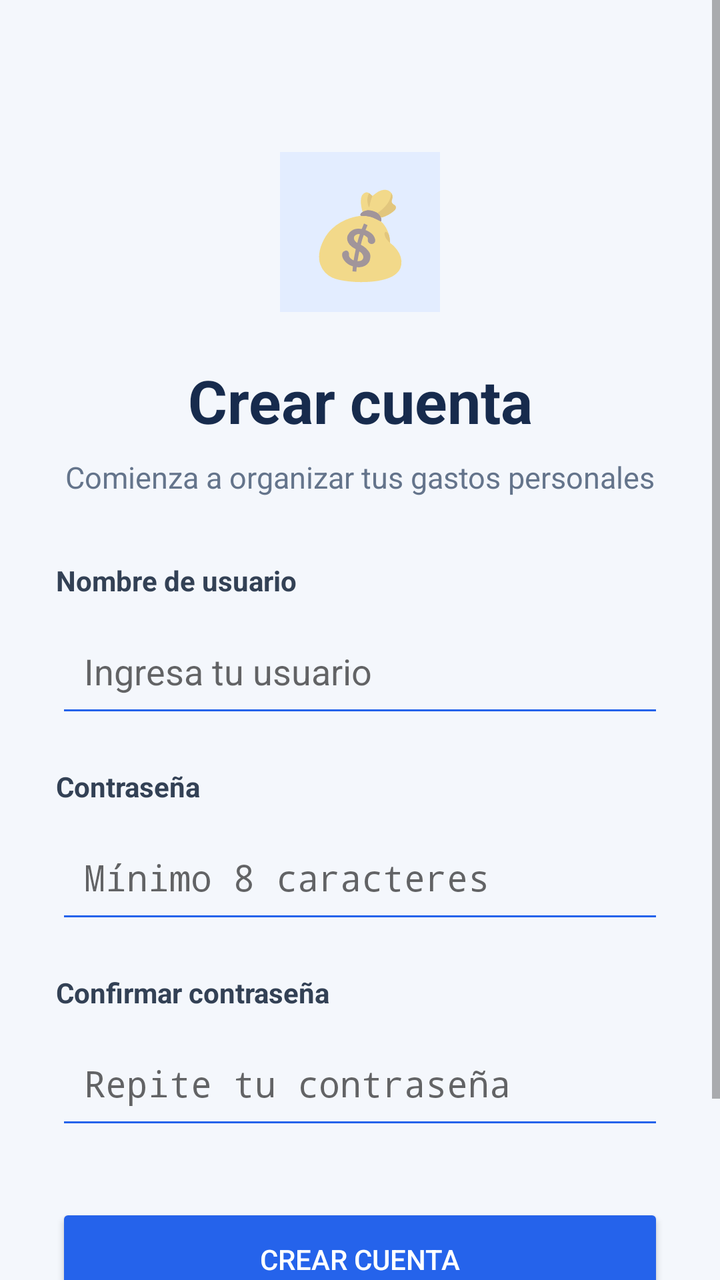
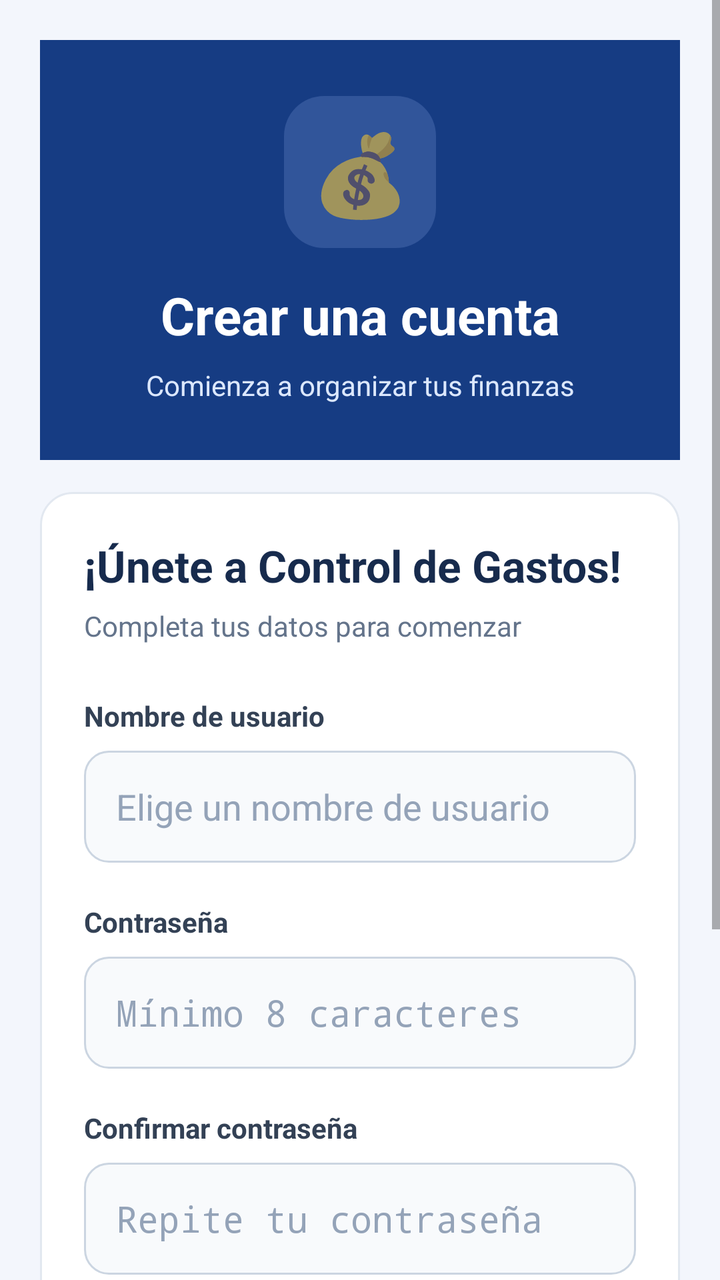

Compare the two renders of this Android layout. The source of the first and the diff that turns it into the second are given below.
<!-- AndroidManifest.xml: application theme Theme.ControlGastos -->
<!-- res/layout/activity_registro.xml -->
<?xml version="1.0" encoding="utf-8"?>
<ScrollView xmlns:android="http://schemas.android.com/apk/res/android"
    android:layout_width="match_parent"
    android:layout_height="match_parent"
    android:background="#F4F7FC"
    android:fillViewport="true">

    <LinearLayout
        android:layout_width="match_parent"
        android:layout_height="wrap_content"
        android:orientation="vertical"
        android:padding="28dp"
        android:gravity="center_horizontal">

        
        <TextView
            android:layout_width="80dp"
            android:layout_height="80dp"
            android:gravity="center"
            android:text="💰"
            android:textSize="42sp"
            android:background="#E3EDFF"
            android:layout_marginTop="48dp" />

        
        <TextView
            android:layout_width="match_parent"
            android:layout_height="wrap_content"
            android:text="Crear cuenta"
            android:textSize="30sp"
            android:textStyle="bold"
            android:textColor="#172B4D"
            android:gravity="center"
            android:layout_marginTop="24dp" />

        <TextView
            android:layout_width="match_parent"
            android:layout_height="wrap_content"
            android:text="Comienza a organizar tus gastos personales"
            android:textSize="15sp"
            android:textColor="#64748B"
            android:gravity="center"
            android:layout_marginTop="8dp"
            android:layout_marginBottom="32dp" />

        
        <TextView
            android:layout_width="match_parent"
            android:layout_height="wrap_content"
            android:text="Nombre de usuario"
            android:textColor="#334155"
            android:textStyle="bold"
            android:layout_marginBottom="8dp" />

        <EditText
            android:id="@+id/etRegistroUsuario"
            android:layout_width="match_parent"
            android:layout_height="56dp"
            android:hint="Ingresa tu usuario"
            android:inputType="text"
            android:singleLine="true"
            android:padding="14dp"
            android:backgroundTint="#2563EB" />

        
        <TextView
            android:layout_width="match_parent"
            android:layout_height="wrap_content"
            android:text="Contraseña"
            android:textColor="#334155"
            android:textStyle="bold"
            android:layout_marginTop="20dp"
            android:layout_marginBottom="8dp" />

        <EditText
            android:id="@+id/etRegistroPassword"
            android:layout_width="match_parent"
            android:layout_height="56dp"
            android:hint="Mínimo 8 caracteres"
            android:inputType="textPassword"
            android:singleLine="true"
            android:padding="14dp"
            android:backgroundTint="#2563EB" />

        
        <TextView
            android:layout_width="match_parent"
            android:layout_height="wrap_content"
            android:text="Confirmar contraseña"
            android:textColor="#334155"
            android:textStyle="bold"
            android:layout_marginTop="20dp"
            android:layout_marginBottom="8dp" />

        <EditText
            android:id="@+id/etRegistroConfirmarPassword"
            android:layout_width="match_parent"
            android:layout_height="56dp"
            android:hint="Repite tu contraseña"
            android:inputType="textPassword"
            android:singleLine="true"
            android:padding="14dp"
            android:backgroundTint="#2563EB" />

        
        <Button
            android:id="@+id/btnCrearCuenta"
            android:layout_width="match_parent"
            android:layout_height="56dp"
            android:text="CREAR CUENTA"
            android:textColor="#FFFFFF"
            android:backgroundTint="#2563EB"
            android:layout_marginTop="32dp" />

        
        <Button
            android:id="@+id/btnIrLogin"
            android:layout_width="match_parent"
            android:layout_height="wrap_content"
            android:text="¿Ya tienes cuenta? Inicia sesión"
            android:textColor="#2563EB"
            android:backgroundTint="#F4F7FC"
            android:layout_marginTop="12dp" />

    </LinearLayout>
</ScrollView>
<!-- resources referenced by this layout -->
<resources>
  <style name="Theme.ControlGastos" parent="Theme.AppCompat.DayNight.NoActionBar" />
</resources>

<!-- the commit's change to res/layout/activity_registro.xml (unified diff, before → after) -->
@@ -1,126 +1,181 @@
 <?xml version="1.0" encoding="utf-8"?>
-<ScrollView xmlns:android="http://schemas.android.com/apk/res/android"
+<ScrollView
+    xmlns:android="http://schemas.android.com/apk/res/android"
     android:layout_width="match_parent"
     android:layout_height="match_parent"
-    android:background="#F4F7FC"
+    android:background="#F3F6FC"
     android:fillViewport="true">
 
     <LinearLayout
         android:layout_width="match_parent"
         android:layout_height="wrap_content"
         android:orientation="vertical"
-        android:padding="28dp"
-        android:gravity="center_horizontal">
+        android:padding="20dp">
 
         
-        <TextView
-            android:layout_width="80dp"
-            android:layout_height="80dp"
+        <LinearLayout
+            android:layout_width="match_parent"
+            android:layout_height="wrap_content"
+            android:orientation="vertical"
             android:gravity="center"
-            android:text="💰"
-            android:textSize="42sp"
-            android:background="#E3EDFF"
-            android:layout_marginTop="48dp" />
+            android:padding="28dp"
+            android:background="#163C83">
+
+            <TextView
+                android:layout_width="76dp"
+                android:layout_height="76dp"
+                android:gravity="center"
+                android:text="💰"
+                android:textSize="40sp"
+                android:background="@drawable/bg_icono_login" />
+
+            <TextView
+                android:layout_width="match_parent"
+                android:layout_height="wrap_content"
+                android:layout_marginTop="16dp"
+                android:gravity="center"
+                android:text="Crear una cuenta"
+                android:textColor="#FFFFFF"
+                android:textSize="26sp"
+                android:textStyle="bold" />
+
+            <TextView
+                android:layout_width="match_parent"
+                android:layout_height="wrap_content"
+                android:layout_marginTop="8dp"
+                android:gravity="center"
+                android:text="Comienza a organizar tus finanzas"
+                android:textColor="#DCE8FF"
+                android:textSize="14sp" />
+
+        </LinearLayout>
+
+        
+        <LinearLayout
+            android:layout_width="match_parent"
+            android:layout_height="wrap_content"
+            android:layout_marginTop="16dp"
+            android:orientation="vertical"
+            android:padding="22dp"
+            android:background="@drawable/bg_tarjeta_gasto">
+
+            <TextView
+                android:layout_width="match_parent"
+                android:layout_height="wrap_content"
+                android:text="¡Únete a Control de Gastos!"
+                android:textColor="#172B4D"
+                android:textSize="22sp"
+                android:textStyle="bold" />
+
+            <TextView
+                android:layout_width="match_parent"
+                android:layout_height="wrap_content"
+                android:layout_marginTop="6dp"
+                android:text="Completa tus datos para comenzar"
+                android:textColor="#64748B"
+                android:textSize="14sp" />
+
+            
+            <TextView
+                android:layout_width="match_parent"
+                android:layout_height="wrap_content"
+                android:layout_marginTop="26dp"
+                android:text="Nombre de usuario"
+                android:textColor="#334155"
+                android:textStyle="bold" />
+
+            <EditText
+                android:id="@+id/etRegistroUsuario"
+                android:layout_width="match_parent"
+                android:layout_height="56dp"
+                android:layout_marginTop="8dp"
+                android:background="@drawable/bg_campo_login"
+                android:hint="Elige un nombre de usuario"
+                android:inputType="text"
+                android:singleLine="true"
+                android:paddingStart="16dp"
+                android:paddingEnd="16dp"
+                android:textColor="#172B4D"
+                android:textColorHint="#94A3B8" />
+
+            
+            <TextView
+                android:layout_width="match_parent"
+                android:layout_height="wrap_content"
+                android:layout_marginTop="20dp"
+                android:text="Contraseña"
+                android:textColor="#334155"
+                android:textStyle="bold" />
+
+            <EditText
+                android:id="@+id/etRegistroPassword"
+                android:layout_width="match_parent"
+                android:layout_height="56dp"
+                android:layout_marginTop="8dp"
+                android:background="@drawable/bg_campo_login"
+                android:hint="Mínimo 8 caracteres"
+                android:inputType="textPassword"
+                android:singleLine="true"
+                android:paddingStart="16dp"
+                android:paddingEnd="16dp"
+                android:textColor="#172B4D"
+                android:textColorHint="#94A3B8" />
+
+            
+            <TextView
+                android:layout_width="match_parent"
+                android:layout_height="wrap_content"
+                android:layout_marginTop="20dp"
+                android:text="Confirmar contraseña"
+                android:textColor="#334155"
+                android:textStyle="bold" />
+
+            <EditText
+                android:id="@+id/etRegistroConfirmarPassword"
+                android:layout_width="match_parent"
+                android:layout_height="56dp"
+                android:layout_marginTop="8dp"
+                android:background="@drawable/bg_campo_login"
+                android:hint="Repite tu contraseña"
+                android:inputType="textPassword"
+                android:singleLine="true"
+                android:paddingStart="16dp"
+                android:paddingEnd="16dp"
+                android:textColor="#172B4D"
+                android:textColorHint="#94A3B8" />
+
+            
+            <Button
+                android:id="@+id/btnCrearCuenta"
+                android:layout_width="match_parent"
+                android:layout_height="56dp"
+                android:layout_marginTop="30dp"
+                android:text="CREAR CUENTA"
+                android:textColor="#FFFFFF"
+                android:backgroundTint="#2563EB" />
+
+            
+            <Button
+                android:id="@+id/btnIrLogin"
+                android:layout_width="match_parent"
+                android:layout_height="wrap_content"
+                android:layout_marginTop="12dp"
+                android:text="¿Ya tienes cuenta? Inicia sesión"
+                android:textColor="#2563EB"
+                android:backgroundTint="#FFFFFF" />
+
+        </LinearLayout>
 
         
         <TextView
             android:layout_width="match_parent"
             android:layout_height="wrap_content"
-            android:text="Crear cuenta"
-            android:textSize="30sp"
-            android:textStyle="bold"
-            android:textColor="#172B4D"
+            android:layout_marginTop="24dp"
+            android:layout_marginBottom="16dp"
             android:gravity="center"
-            android:layout_marginTop="24dp" />
-
-        <TextView
-            android:layout_width="match_parent"
-            android:layout_height="wrap_content"
-            android:text="Comienza a organizar tus gastos personales"
-            android:textSize="15sp"
-            android:textColor="#64748B"
-            android:gravity="center"
-            android:layout_marginTop="8dp"
-            android:layout_marginBottom="32dp" />
-
-        
-        <TextView
-            android:layout_width="match_parent"
-            android:layout_height="wrap_content"
-            android:text="Nombre de usuario"
-            android:textColor="#334155"
-            android:textStyle="bold"
-            android:layout_marginBottom="8dp" />
-
-        <EditText
-            android:id="@+id/etRegistroUsuario"
-            android:layout_width="match_parent"
-            android:layout_height="56dp"
-            android:hint="Ingresa tu usuario"
-            android:inputType="text"
-            android:singleLine="true"
-            android:padding="14dp"
-            android:backgroundTint="#2563EB" />
-
-        
-        <TextView
-            android:layout_width="match_parent"
-            android:layout_height="wrap_content"
-            android:text="Contraseña"
-            android:textColor="#334155"
-            android:textStyle="bold"
-            android:layout_marginTop="20dp"
-            android:layout_marginBottom="8dp" />
-
-        <EditText
-            android:id="@+id/etRegistroPassword"
-            android:layout_width="match_parent"
-            android:layout_height="56dp"
-            android:hint="Mínimo 8 caracteres"
-            android:inputType="textPassword"
-            android:singleLine="true"
-            android:padding="14dp"
-            android:backgroundTint="#2563EB" />
-
-        
-        <TextView
-            android:layout_width="match_parent"
-            android:layout_height="wrap_content"
-            android:text="Confirmar contraseña"
-            android:textColor="#334155"
-            android:textStyle="bold"
-            android:layout_marginTop="20dp"
-            android:layout_marginBottom="8dp" />
-
-        <EditText
-            android:id="@+id/etRegistroConfirmarPassword"
-            android:layout_width="match_parent"
-            android:layout_height="56dp"
-            android:hint="Repite tu contraseña"
-            android:inputType="textPassword"
-            android:singleLine="true"
-            android:padding="14dp"
-            android:backgroundTint="#2563EB" />
-
-        
-        <Button
-            android:id="@+id/btnCrearCuenta"
-            android:layout_width="match_parent"
-            android:layout_height="56dp"
-            android:text="CREAR CUENTA"
-            android:textColor="#FFFFFF"
-            android:backgroundTint="#2563EB"
-            android:layout_marginTop="32dp" />
-
-        
-        <Button
-            android:id="@+id/btnIrLogin"
-            android:layout_width="match_parent"
-            android:layout_height="wrap_content"
-            android:text="¿Ya tienes cuenta? Inicia sesión"
-            android:textColor="#2563EB"
-            android:backgroundTint="#F4F7FC"
-            android:layout_marginTop="12dp" />
+            android:text="Control de Gastos • Finanzas personales"
+            android:textColor="#94A3B8"
+            android:textSize="12sp" />
 
     </LinearLayout>
 </ScrollView>
<!-- resource entries referenced after the edit -->
@@ -1,5 +1,43 @@
 <!-- resources referenced by this layout -->
 <resources>
+  <!-- drawable bg_campo_login (drawable) -->
+  <?xml version="1.0" encoding="utf-8"?>
+  <shape xmlns:android="http://schemas.android.com/apk/res/android"
+      android:shape="rectangle">
+  
+      <solid android:color="#F8FAFC" />
+  
+      <corners android:radius="12dp" />
+  
+      <stroke
+          android:width="1dp"
+          android:color="#CBD5E1" />
+  
+  </shape>
+  <!-- drawable bg_icono_login (drawable) -->
+  <?xml version="1.0" encoding="utf-8"?>
+  <shape xmlns:android="http://schemas.android.com/apk/res/android"
+      android:shape="rectangle">
+  
+      <solid android:color="#31559A" />
+  
+      <corners android:radius="20dp" />
+  
+  </shape>
+  <!-- drawable bg_tarjeta_gasto (drawable) -->
+  <?xml version="1.0" encoding="utf-8"?>
+  <shape xmlns:android="http://schemas.android.com/apk/res/android"
+      android:shape="rectangle">
+  
+      <solid android:color="#FFFFFF" />
+  
+      <corners android:radius="16dp" />
+  
+      <stroke
+          android:width="1dp"
+          android:color="#E2E8F0" />
+  
+  </shape>
   <style name="Theme.ControlGastos" parent="Theme.AppCompat.DayNight.NoActionBar" />
 </resources>
 
